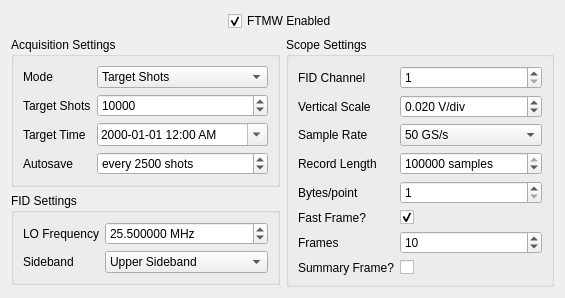
The window that ftmwconfigwidget.ui (kncrabtree/blackchirp) describes before a commit, drawn with Qt 5.
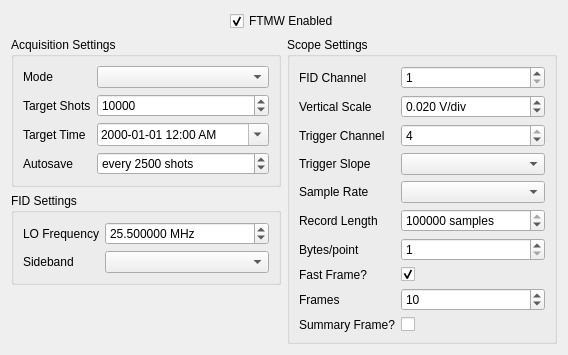
The same window after the commit.

The edit to the form file:
```diff
--- a/ftmwconfigwidget.ui
+++ b/ftmwconfigwidget.ui
@@ -6,8 +6,8 @@
    <rect>
     <x>0</x>
     <y>0</y>
-    <width>565</width>
-    <height>280</height>
+    <width>568</width>
+    <height>331</height>
    </rect>
   </property>
   <property name="windowTitle">
@@ -75,28 +75,7 @@
            </widget>
           </item>
           <item row="0" column="1">
-           <widget class="QComboBox" name="modeComboBox">
-            <item>
-             <property name="text">
-              <string>Target Shots</string>
-             </property>
-            </item>
-            <item>
-             <property name="text">
-              <string>Target Time</string>
-             </property>
-            </item>
-            <item>
-             <property name="text">
-              <string>Forever</string>
-             </property>
-            </item>
-            <item>
-             <property name="text">
-              <string>Peak Up</string>
-             </property>
-            </item>
-           </widget>
+           <widget class="QComboBox" name="modeComboBox"/>
           </item>
           <item row="1" column="0">
            <widget class="QLabel" name="targetShotsLabel">
@@ -110,6 +89,9 @@
             <property name="toolTip">
              <string>&lt;html&gt;&lt;head/&gt;&lt;body&gt;&lt;p&gt;Target number of shots.&lt;/p&gt;&lt;p&gt;In &amp;quot;target shots&amp;quot; mode, the experiment will finish when this number is reached.&lt;/p&gt;&lt;p&gt;In &amp;quot;peak up&amp;quot; mode, this will be the number of shots included in the rolling average (the number can be changed after the scan begins.)&lt;/p&gt;&lt;p&gt;In other modes, this number is ignored.&lt;/p&gt;&lt;/body&gt;&lt;/html&gt;</string>
             </property>
+            <property name="minimum">
+             <number>1</number>
+            </property>
             <property name="maximum">
              <number>2147483647</number>
             </property>
@@ -226,16 +208,6 @@
             <property name="toolTip">
              <string>Sideband for downconversion chain</string>
             </property>
-            <item>
-             <property name="text">
-              <string>Upper Sideband</string>
-             </property>
-            </item>
-            <item>
-             <property name="text">
-              <string>Lower Sideband</string>
-             </property>
-            </item>
            </widget>
           </item>
          </layout>
@@ -315,57 +287,57 @@
          </widget>
         </item>
         <item row="2" column="0">
+         <widget class="QLabel" name="triggerChannelLabel">
+          <property name="text">
+           <string>Trigger Channel</string>
+          </property>
+         </widget>
+        </item>
+        <item row="2" column="1">
+         <widget class="QSpinBox" name="triggerChannelSpinBox">
+          <property name="minimum">
+           <number>1</number>
+          </property>
+          <property name="maximum">
+           <number>4</number>
+          </property>
+          <property name="value">
+           <number>4</number>
+          </property>
+         </widget>
+        </item>
+        <item row="3" column="0">
+         <widget class="QLabel" name="triggerSlopeLabel">
+          <property name="text">
+           <string>Trigger Slope</string>
+          </property>
+         </widget>
+        </item>
+        <item row="3" column="1">
+         <widget class="QComboBox" name="triggerSlopeComboBox"/>
+        </item>
+        <item row="4" column="0">
          <widget class="QLabel" name="sampleRateLabel">
           <property name="text">
            <string>Sample Rate</string>
           </property>
          </widget>
         </item>
-        <item row="2" column="1">
+        <item row="4" column="1">
          <widget class="QComboBox" name="sampleRateComboBox">
           <property name="currentIndex">
-           <number>4</number>
+           <number>-1</number>
           </property>
-          <item>
-           <property name="text">
-            <string>2 GS/s</string>
-           </property>
-          </item>
-          <item>
-           <property name="text">
-            <string>5 GS/s</string>
-           </property>
-          </item>
-          <item>
-           <property name="text">
-            <string>10 GS/s</string>
-           </property>
-          </item>
-          <item>
-           <property name="text">
-            <string>20 GS/s</string>
-           </property>
-          </item>
-          <item>
-           <property name="text">
-            <string>50 GS/s</string>
-           </property>
-          </item>
-          <item>
-           <property name="text">
-            <string>100 GS/s</string>
-           </property>
-          </item>
          </widget>
         </item>
-        <item row="3" column="0">
+        <item row="5" column="0">
          <widget class="QLabel" name="recordLengthLabel">
           <property name="text">
            <string>Record Length</string>
           </property>
          </widget>
         </item>
-        <item row="3" column="1">
+        <item row="5" column="1">
          <widget class="QSpinBox" name="recordLengthSpinBox">
           <property name="suffix">
            <string> samples</string>
@@ -387,28 +359,48 @@
           </property>
          </widget>
         </item>
-        <item row="5" column="0">
+        <item row="6" column="0">
+         <widget class="QLabel" name="bytesPointLabel">
+          <property name="text">
+           <string>Bytes/point</string>
+          </property>
+         </widget>
+        </item>
+        <item row="6" column="1">
+         <widget class="QSpinBox" name="bytesPointSpinBox">
+          <property name="toolTip">
+           <string>&lt;html&gt;&lt;head/&gt;&lt;body&gt;&lt;p&gt;Number of bytes encoding the scope data.&lt;/p&gt;&lt;p&gt;Set to 1 unless using a summary frame.&lt;/p&gt;&lt;/body&gt;&lt;/html&gt;</string>
+          </property>
+          <property name="minimum">
+           <number>1</number>
+          </property>
+          <property name="maximum">
+           <number>2</number>
+          </property>
+         </widget>
+        </item>
+        <item row="7" column="0">
          <widget class="QLabel" name="fastFrameEnabledLabel">
           <property name="text">
            <string>Fast Frame?</string>
           </property>
          </widget>
         </item>
-        <item row="5" column="1">
+        <item row="7" column="1">
          <widget class="QCheckBox" name="fastFrameEnabledCheckBox">
           <property name="checked">
            <bool>true</bool>
           </property>
          </widget>
         </item>
-        <item row="6" column="0">
+        <item row="8" column="0">
          <widget class="QLabel" name="framesLabel">
           <property name="text">
            <string>Frames</string>
           </property>
          </widget>
         </item>
-        <item row="6" column="1">
+        <item row="8" column="1">
          <widget class="QSpinBox" name="framesSpinBox">
           <property name="minimum">
            <number>1</number>
@@ -421,36 +413,16 @@
           </property>
          </widget>
         </item>
-        <item row="7" column="0">
+        <item row="9" column="0">
          <widget class="QLabel" name="summaryFrameLabel">
           <property name="text">
            <string>Summary Frame?</string>
           </property>
          </widget>
         </item>
-        <item row="7" column="1">
+        <item row="9" column="1">
          <widget class="QCheckBox" name="summaryFrameCheckBox"/>
         </item>
-        <item row="4" column="0">
-         <widget class="QLabel" name="bytesPointLabel">
-          <property name="text">
-           <string>Bytes/point</string>
-          </property>
-         </widget>
-        </item>
-        <item row="4" column="1">
-         <widget class="QSpinBox" name="bytesPointSpinBox">
-          <property name="toolTip">
-           <string>&lt;html&gt;&lt;head/&gt;&lt;body&gt;&lt;p&gt;Number of bytes encoding the scope data.&lt;/p&gt;&lt;p&gt;Set to 1 unless using a summary frame.&lt;/p&gt;&lt;/body&gt;&lt;/html&gt;</string>
-          </property>
-          <property name="minimum">
-           <number>1</number>
-          </property>
-          <property name="maximum">
-           <number>2</number>
-          </property>
-         </widget>
-        </item>
        </layout>
       </widget>
      </item>
```
Left out of the diff: 2 changed lines with no effect on the pictures.
